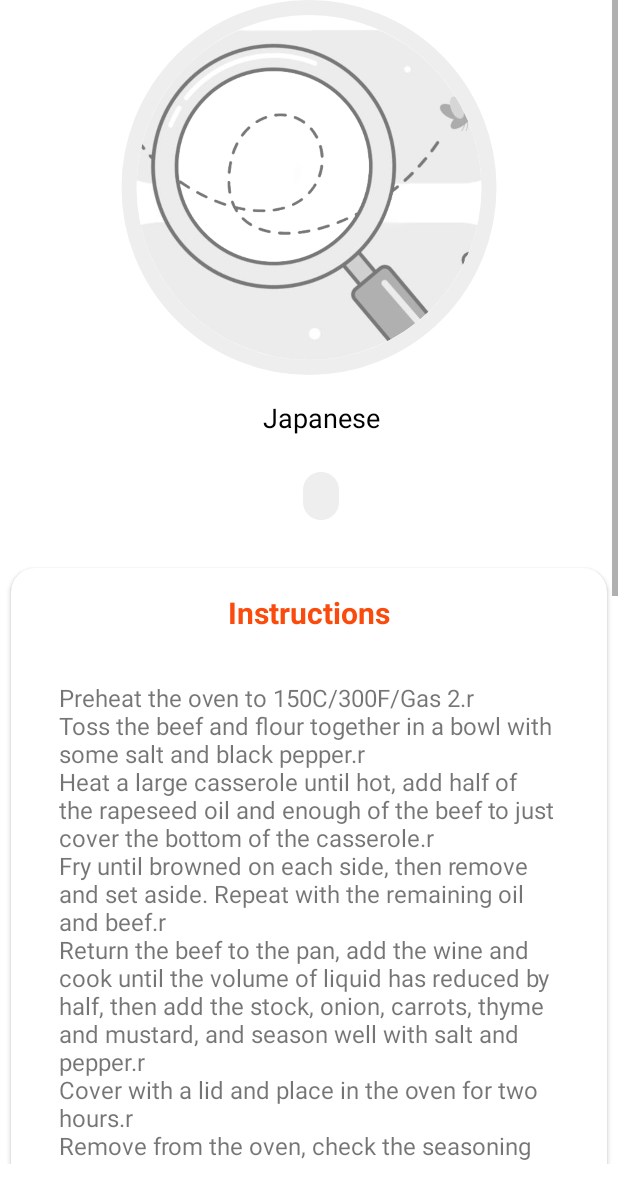
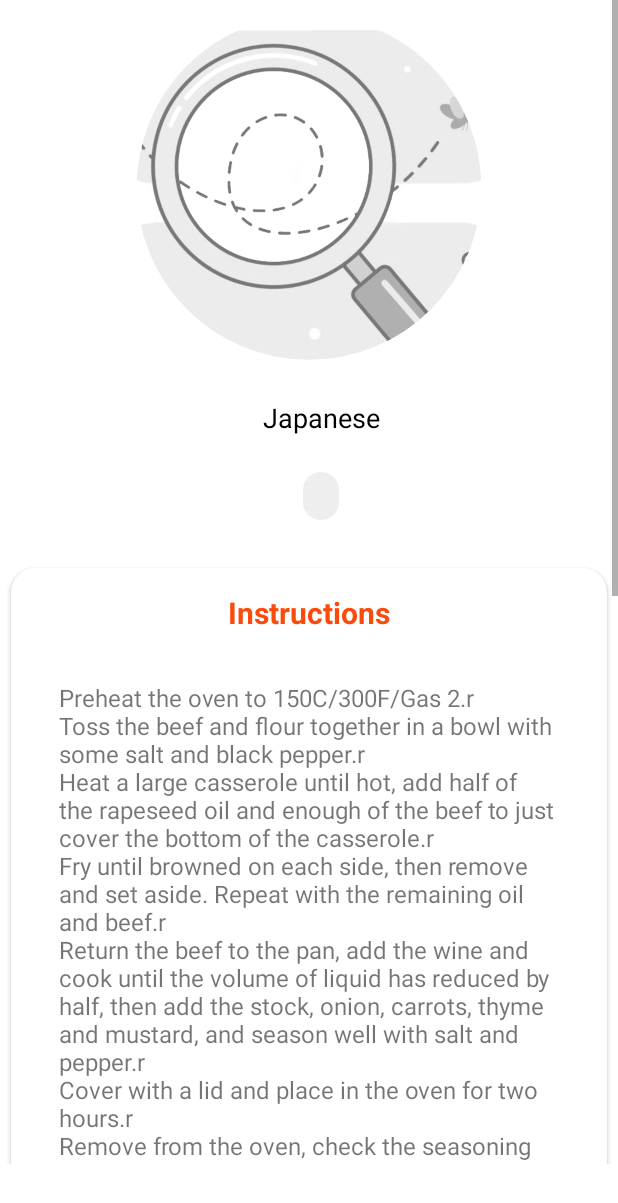
Before and after one commit to noureldensaid/YumYum, an Android app: the layout fragment_meal_details.xml on its own in the app's theme, with its tools: preview values and no code run, on a phone screen of 412 x 824 dp. Shown: the top 1203 px of the screen. Run offline under Robolectric (Android 15) with nearby library versions, the phone set to English and light mode, and no system bars; network calls fail.

Commit message:
initial commit

```diff
--- a/app/src/main/java/com/fyp/yumyum/ui/main/choosemeal/HomeFragment.kt
+++ b/app/src/main/java/com/fyp/yumyum/ui/main/choosemeal/HomeFragment.kt
@@ -47,7 +47,7 @@ class HomeFragment : Fragment(R.layout.fragment_home) {
     }
 
     private fun updateWelcomeMsg() {
-        val username = viewModel.getUserName()
+        val username = viewModel.getUserName()?.capitalize()
         binding.userName.text = "Hello $username,"
     }
 
--- a/app/src/main/res/layout/fragment_meal_details.xml
+++ b/app/src/main/res/layout/fragment_meal_details.xml
@@ -28,12 +28,12 @@
                 android:layout_width="match_parent"
                 android:layout_height="250dp"
                 android:scaleType="centerCrop"
-                app:civ_border_color="@color/Light_grayish_red"
+                app:civ_border_color="@color/white"
                 app:civ_border_width="10dp"
                 app:layout_constraintEnd_toEndOf="parent"
                 app:layout_constraintStart_toStartOf="parent"
                 app:layout_constraintTop_toTopOf="parent"
-                tools:src="@drawable/search_palceholder" />
+                tools:src="@drawable/search_placeholder" />
 
             <TextView
                 android:id="@+id/meal_origin"
--- a/app/src/main/res/layout/fragment_search.xml
+++ b/app/src/main/res/layout/fragment_search.xml
@@ -39,7 +39,7 @@
         android:layout_height="match_parent"
         android:padding="24dp"
         android:elevation="8dp"
-        android:src="@drawable/search_palceholder"
+        android:src="@drawable/search_placeholder"
         android:visibility="visible" />
 
     <androidx.recyclerview.widget.RecyclerView
```
Also changed, not shown: app/src/main/res/drawable/search_placeholder.png (renamed from app/src/main/res/drawable/search_palceholder.png).
